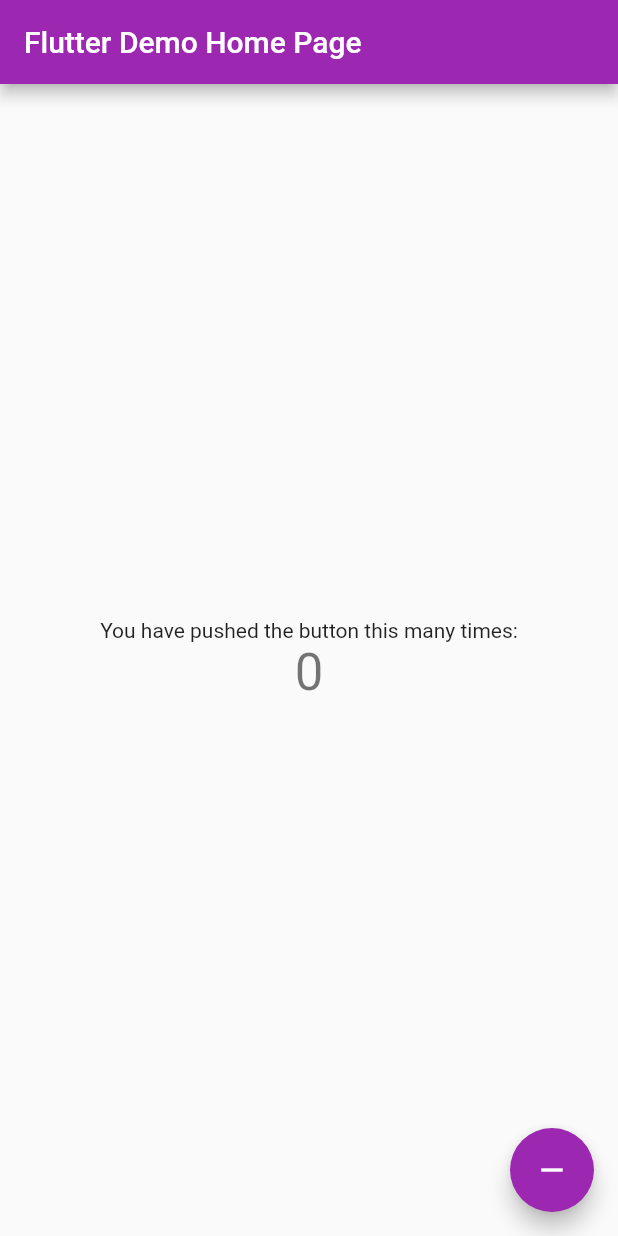
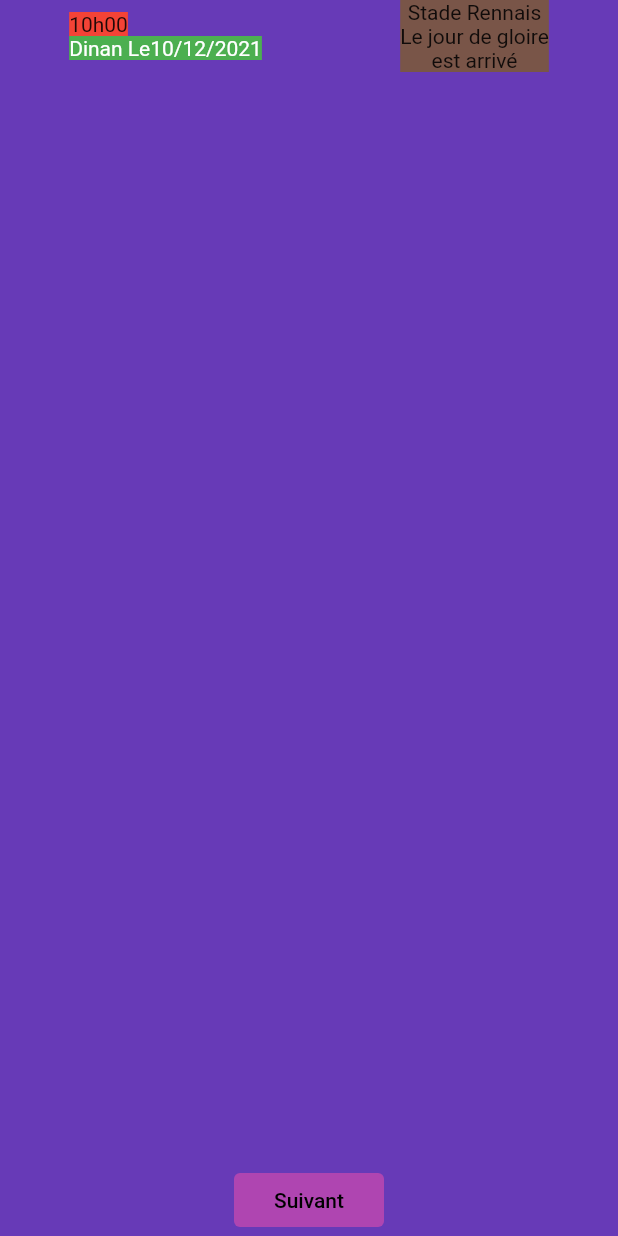
Before and after one commit to Monrocq/afpa_demo, a Flutter app: the screen it shows after launch, on a phone screen of 412 x 824 dp. Run offline on Flutter 3.47's test engine with Material 2 defaults, Android fonts, the phone set to English and light mode, and no system bars.

Commit message:
En tete & Btn Suivant

```diff
--- a/lib/main.dart
+++ b/lib/main.dart
@@ -11,17 +11,9 @@
   @override
   Widget build(BuildContext context) {
     return MaterialApp(
+      debugShowCheckedModeBanner: false,
       title: 'Mon application',
       theme: ThemeData(
-        // This is the theme of your application.
-        //
-        // Try running your application with "flutter run". You'll see the
-        // application has a blue toolbar. Then, without quitting the app, try
-        // changing the primarySwatch below to Colors.green and then invoke
-        // "hot reload" (press "r" in the console where you ran "flutter run",
-        // or simply save your changes to "hot reload" in a Flutter IDE).
-        // Notice that the counter didn't reset back to zero; the application
-        // is not restarted.
         primarySwatch: Colors.purple,
       ),
       home: const MyHomePage(title: 'Flutter Demo Home Page'),
@@ -31,16 +23,6 @@
 
 class MyHomePage extends StatefulWidget {
   const MyHomePage({Key? key, required this.title}) : super(key: key);
-
-  // This widget is the home page of your application. It is stateful, meaning
-  // that it has a State object (defined below) that contains fields that affect
-  // how it looks.
-
-  // This class is the configuration for the state. It holds the values (in this
-  // case the title) provided by the parent (in this case the App widget) and
-  // used by the build method of the State. Fields in a Widget subclass are
-  // always marked "final".
-
   final String title;
 
   @override
@@ -70,45 +52,63 @@
     // fast, so that you can just rebuild anything that needs updating rather
     // than having to individually change instances of widgets.
     return Scaffold(
-      appBar: AppBar(
-        // Here we take the value from the MyHomePage object that was created by
-        // the App.build method, and use it to set our appbar title.
-        title: Text(widget.title),
-      ),
-      body: Center(
-        // Center is a layout widget. It takes a single child and positions it
-        // in the middle of the parent.
+      backgroundColor: Colors.deepPurple,
+      body: SafeArea(
         child: Column(
-          // Column is also a layout widget. It takes a list of children and
-          // arranges them vertically. By default, it sizes itself to fit its
-          // children horizontally, and tries to be as tall as its parent.
-          //
-          // Invoke "debug painting" (press "p" in the console, choose the
-          // "Toggle Debug Paint" action from the Flutter Inspector in Android
-          // Studio, or the "Toggle Debug Paint" command in Visual Studio Code)
-          // to see the wireframe for each widget.
-          //
-          // Column has various properties to control how it sizes itself and
-          // how it positions its children. Here we use mainAxisAlignment to
-          // center the children vertically; the main axis here is the vertical
-          // axis because Columns are vertical (the cross axis would be
-          // horizontal).
           mainAxisAlignment: MainAxisAlignment.center,
           children: <Widget>[
-            const Text(
-              'You have pushed the button this many times:',
+            Container(
+              width: double.infinity,
+              child: Row(
+                mainAxisAlignment: MainAxisAlignment.spaceAround,
+                children: [
+                  Column(
+                    crossAxisAlignment: CrossAxisAlignment.start,
+                    mainAxisAlignment: MainAxisAlignment.spaceBetween,
+                    children: [
+                      Container(
+                        color: Colors.red,
+                        child: Text(
+                          "10h00"
+                        ),
+                      ),
+                      Container(
+                        color: Colors.green,
+                        child: Text(
+                          "Dinan Le10/12/2021",
+                          style: TextStyle(
+                            color: Colors.white
+                          ),
+                        ),
+                      )
+                    ],
+                  ),
+                  Container(
+                    color: Colors.brown,
+                    child: Text(
+                      "Stade Rennais \nLe jour de gloire\nest arrivé",
+                      textAlign: TextAlign.center,
+                    ),
+                  )
+                ],
+              ),
             ),
-            Text(
-              '$_counter',
-              style: Theme.of(context).textTheme.headline4,
-            ),
+            Expanded(child: Container()),
+            SizedBox(
+                width: 100,
+                child: TextButton(
+                  style: ButtonStyle(
+                    backgroundColor: MaterialStateProperty.all(Color(0xFFAF45B1)),
+                    foregroundColor: MaterialStateProperty.all(Colors.black)
+                  ),
+                  onPressed: (){},
+                  child: Text(
+                    "Suivant"
+                  ),
+                ),
+              ),
           ],
         ),
-      ),
-      floatingActionButton: FloatingActionButton(
-        onPressed: _incrementCounter,
-        tooltip: 'Increment',
-        child: const Icon(Icons.remove),
       ), // This trailing comma makes auto-formatting nicer for build methods.
     );
   }
```
